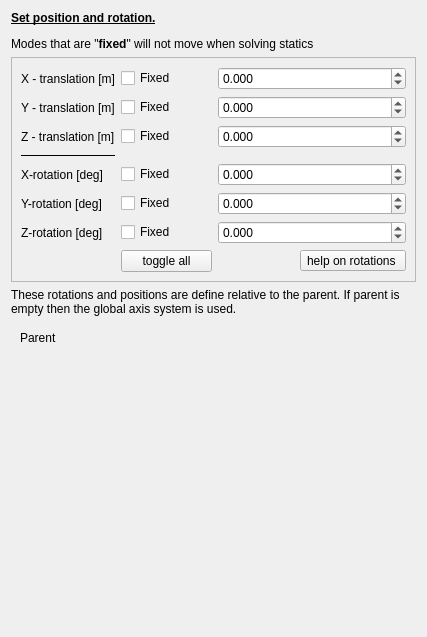
Old version of the form guis/widget_axis.ui in the repository RubendeBruin/DAVE.
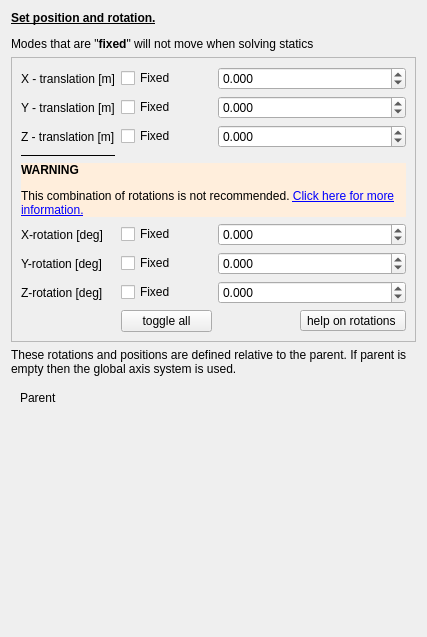
New version of the form. Custom widgets are drawn as their Qt base class.

Commit message: Angular constraints warning

```diff
--- a/guis/widget_axis.ui
+++ b/guis/widget_axis.ui
@@ -42,8 +42,8 @@
       <enum>QFrame::Raised</enum>
      </property>
      <layout class="QGridLayout" name="gridLayout">
-      <item row="2" column="2" colspan="2">
-       <widget class="QDoubleSpinBox" name="doubleSpinBox_3">
+      <item row="1" column="2" colspan="2">
+       <widget class="QDoubleSpinBox" name="doubleSpinBox_2">
         <property name="sizePolicy">
          <sizepolicy hsizetype="Preferred" vsizetype="Fixed">
           <horstretch>0</horstretch>
@@ -61,105 +61,7 @@
         </property>
        </widget>
       </item>
-      <item row="6" column="2" colspan="2">
-       <widget class="QDoubleSpinBox" name="doubleSpinBox_6">
-        <property name="sizePolicy">
-         <sizepolicy hsizetype="Preferred" vsizetype="Fixed">
-          <horstretch>0</horstretch>
-          <verstretch>0</verstretch>
-         </sizepolicy>
-        </property>
-        <property name="decimals">
-         <number>3</number>
-        </property>
-        <property name="minimum">
-         <double>-999999999999.000000000000000</double>
-        </property>
-        <property name="maximum">
-         <double>99999999999999.000000000000000</double>
-        </property>
-        <property name="singleStep">
-         <double>5.000000000000000</double>
-        </property>
-       </widget>
-      </item>
-      <item row="0" column="2" colspan="2">
-       <widget class="QDoubleSpinBox" name="doubleSpinBox_1">
-        <property name="sizePolicy">
-         <sizepolicy hsizetype="Preferred" vsizetype="Fixed">
-          <horstretch>0</horstretch>
-          <verstretch>0</verstretch>
-         </sizepolicy>
-        </property>
-        <property name="decimals">
-         <number>3</number>
-        </property>
-        <property name="minimum">
-         <double>-999999999999.000000000000000</double>
-        </property>
-        <property name="maximum">
-         <double>99999999999999.000000000000000</double>
-        </property>
-       </widget>
-      </item>
-      <item row="2" column="0">
-       <widget class="QLabel" name="label_3">
-        <property name="text">
-         <string>Z - translation [m]</string>
-        </property>
-       </widget>
-      </item>
-      <item row="0" column="0">
-       <widget class="QLabel" name="label">
-        <property name="text">
-         <string>X - translation [m]</string>
-        </property>
-       </widget>
-      </item>
-      <item row="4" column="2" colspan="2">
-       <widget class="QDoubleSpinBox" name="doubleSpinBox_4">
-        <property name="sizePolicy">
-         <sizepolicy hsizetype="Preferred" vsizetype="Fixed">
-          <horstretch>0</horstretch>
-          <verstretch>0</verstretch>
-         </sizepolicy>
-        </property>
-        <property name="decimals">
-         <number>3</number>
-        </property>
-        <property name="minimum">
-         <double>-999999999999.000000000000000</double>
-        </property>
-        <property name="maximum">
-         <double>99999999999999.000000000000000</double>
-        </property>
-        <property name="singleStep">
-         <double>5.000000000000000</double>
-        </property>
-       </widget>
-      </item>
-      <item row="4" column="1">
-       <widget class="QCheckBox" name="checkBox_4">
-        <property name="text">
-         <string>Fixed</string>
-        </property>
-       </widget>
-      </item>
-      <item row="1" column="0">
-       <widget class="QLabel" name="label_2">
-        <property name="text">
-         <string>Y - translation [m]</string>
-        </property>
-       </widget>
-      </item>
-      <item row="6" column="1">
-       <widget class="QCheckBox" name="checkBox_6">
-        <property name="text">
-         <string>Fixed</string>
-        </property>
-       </widget>
-      </item>
-      <item row="4" column="0">
+      <item row="5" column="0">
        <widget class="QLabel" name="label_4">
         <property name="text">
          <string>X-rotation [deg]</string>
@@ -173,20 +75,68 @@
         </property>
        </widget>
       </item>
-      <item row="5" column="0">
-       <widget class="QLabel" name="label_5">
-        <property name="text">
-         <string>Y-rotation [deg]</string>
+      <item row="2" column="2" colspan="2">
+       <widget class="QDoubleSpinBox" name="doubleSpinBox_3">
+        <property name="sizePolicy">
+         <sizepolicy hsizetype="Preferred" vsizetype="Fixed">
+          <horstretch>0</horstretch>
+          <verstretch>0</verstretch>
+         </sizepolicy>
+        </property>
+        <property name="decimals">
+         <number>3</number>
+        </property>
+        <property name="minimum">
+         <double>-999999999999.000000000000000</double>
+        </property>
+        <property name="maximum">
+         <double>99999999999999.000000000000000</double>
         </property>
        </widget>
       </item>
-      <item row="6" column="0">
+      <item row="7" column="0">
        <widget class="QLabel" name="label_6">
         <property name="text">
          <string>Z-rotation [deg]</string>
         </property>
        </widget>
       </item>
+      <item row="2" column="0">
+       <widget class="QLabel" name="label_3">
+        <property name="text">
+         <string>Z - translation [m]</string>
+        </property>
+       </widget>
+      </item>
+      <item row="5" column="2" colspan="2">
+       <widget class="QDoubleSpinBox" name="doubleSpinBox_4">
+        <property name="sizePolicy">
+         <sizepolicy hsizetype="Preferred" vsizetype="Fixed">
+          <horstretch>0</horstretch>
+          <verstretch>0</verstretch>
+         </sizepolicy>
+        </property>
+        <property name="decimals">
+         <number>3</number>
+        </property>
+        <property name="minimum">
+         <double>-999999999999.000000000000000</double>
+        </property>
+        <property name="maximum">
+         <double>99999999999999.000000000000000</double>
+        </property>
+        <property name="singleStep">
+         <double>5.000000000000000</double>
+        </property>
+       </widget>
+      </item>
+      <item row="9" column="1">
+       <widget class="QPushButton" name="pbToggleAllFixes">
+        <property name="text">
+         <string>toggle all</string>
+        </property>
+       </widget>
+      </item>
       <item row="3" column="0">
        <widget class="QFrame" name="frame_2">
         <property name="frameShape">
@@ -197,21 +147,7 @@
         </property>
        </widget>
       </item>
-      <item row="1" column="1">
-       <widget class="QCheckBox" name="checkBox_2">
-        <property name="text">
-         <string>Fixed</string>
-        </property>
-       </widget>
-      </item>
-      <item row="8" column="1">
-       <widget class="QPushButton" name="pbToggleAllFixes">
-        <property name="text">
-         <string>toggle all</string>
-        </property>
-       </widget>
-      </item>
-      <item row="5" column="2" colspan="2">
+      <item row="6" column="2" colspan="2">
        <widget class="QDoubleSpinBox" name="doubleSpinBox_5">
         <property name="sizePolicy">
          <sizepolicy hsizetype="Preferred" vsizetype="Fixed">
@@ -234,21 +170,28 @@
        </widget>
       </item>
       <item row="5" column="1">
+       <widget class="QCheckBox" name="checkBox_4">
+        <property name="text">
+         <string>Fixed</string>
+        </property>
+       </widget>
+      </item>
+      <item row="6" column="1">
        <widget class="QCheckBox" name="checkBox_5">
         <property name="text">
          <string>Fixed</string>
         </property>
        </widget>
       </item>
-      <item row="0" column="1">
-       <widget class="QCheckBox" name="checkBox_1">
+      <item row="7" column="1">
+       <widget class="QCheckBox" name="checkBox_6">
         <property name="text">
          <string>Fixed</string>
         </property>
        </widget>
       </item>
-      <item row="1" column="2" colspan="2">
-       <widget class="QDoubleSpinBox" name="doubleSpinBox_2">
+      <item row="0" column="2" colspan="2">
+       <widget class="QDoubleSpinBox" name="doubleSpinBox_1">
         <property name="sizePolicy">
          <sizepolicy hsizetype="Preferred" vsizetype="Fixed">
           <horstretch>0</horstretch>
@@ -266,7 +209,14 @@
         </property>
        </widget>
       </item>
-      <item row="8" column="2" colspan="2">
+      <item row="1" column="0">
+       <widget class="QLabel" name="label_2">
+        <property name="text">
+         <string>Y - translation [m]</string>
+        </property>
+       </widget>
+      </item>
+      <item row="9" column="2" colspan="2">
        <widget class="QToolButton" name="toolButton">
         <property name="toolTip">
          <string>&lt;html&gt;&lt;head/&gt;&lt;body&gt;&lt;p&gt;&lt;span style=&quot; font-weight:600;&quot;&gt;Definition:&lt;/span&gt;&lt;/p&gt;&lt;p&gt;Rotation is defined as a rotation about a single axis.&lt;/p&gt;&lt;p&gt;- The axis of rotation is defined by the X,Y and Z components of the rotation.&lt;/p&gt;&lt;p&gt;- The angle or rotation is defined by the length of the rotation vector.&lt;/p&gt;&lt;p&gt;&lt;span style=&quot; font-weight:600;&quot;&gt;&lt;br/&gt;Examples:&lt;/span&gt;&lt;/p&gt;&lt;p&gt;x=0, y=0, z=90 ---&amp;gt; 90 degees Rotation about Z-axis&lt;/p&gt;&lt;p&gt;x=10, y= 10, z= 0 --&amp;gt; Axis of rotation is (1,1,0) and rotation angle |(10,10,0)| = sqrt(200)&lt;/p&gt;&lt;p&gt;x=Free, y =0, z= 0 --&amp;gt; Axis system is free to rotate about the x-axis&lt;/p&gt;&lt;p&gt;x=Free, y = Free, z=0 --&amp;gt; Axis system is free to rotate about any axis with z=0. The effect of this is hard to visualize.&lt;/p&gt;&lt;p&gt;&lt;br/&gt;&lt;/p&gt;&lt;p&gt;&lt;span style=&quot; font-weight:600;&quot;&gt;Tips:&lt;/span&gt;&lt;/p&gt;&lt;p&gt;To define subsequent rotations about different axis it is often more convenient to stack axis-nodes on top of eachother. For example to model a rotation of 20 degrees about the z-axis (yaw) and rotation of 5 degrees about the y-axis (pitch) simply consider the following:&lt;/p&gt;&lt;p&gt;1. Create an axis system for the yaw. Set the rotation to (0,0,20)&lt;/p&gt;&lt;p&gt;2. Create a second axis system and place it under yaw. Set the rotation of this axis system to (0,5,0).&lt;/p&gt;&lt;/body&gt;&lt;/html&gt;</string>
@@ -282,13 +232,91 @@
         </property>
        </widget>
       </item>
+      <item row="0" column="1">
+       <widget class="QCheckBox" name="checkBox_1">
+        <property name="text">
+         <string>Fixed</string>
+        </property>
+       </widget>
+      </item>
+      <item row="6" column="0">
+       <widget class="QLabel" name="label_5">
+        <property name="text">
+         <string>Y-rotation [deg]</string>
+        </property>
+       </widget>
+      </item>
+      <item row="7" column="2" colspan="2">
+       <widget class="QDoubleSpinBox" name="doubleSpinBox_6">
+        <property name="sizePolicy">
+         <sizepolicy hsizetype="Preferred" vsizetype="Fixed">
+          <horstretch>0</horstretch>
+          <verstretch>0</verstretch>
+         </sizepolicy>
+        </property>
+        <property name="decimals">
+         <number>3</number>
+        </property>
+        <property name="minimum">
+         <double>-999999999999.000000000000000</double>
+        </property>
+        <property name="maximum">
+         <double>99999999999999.000000000000000</double>
+        </property>
+        <property name="singleStep">
+         <double>5.000000000000000</double>
+        </property>
+       </widget>
+      </item>
+      <item row="0" column="0">
+       <widget class="QLabel" name="label">
+        <property name="text">
+         <string>X - translation [m]</string>
+        </property>
+       </widget>
+      </item>
+      <item row="1" column="1">
+       <widget class="QCheckBox" name="checkBox_2">
+        <property name="text">
+         <string>Fixed</string>
+        </property>
+       </widget>
+      </item>
+      <item row="4" column="0" colspan="4">
+       <widget class="QLabel" name="lblRotationsWarning">
+        <property name="styleSheet">
+         <string notr="true">background-color: rgb(255, 238, 220);</string>
+        </property>
+        <property name="locale">
+         <locale language="English" country="Uganda"/>
+        </property>
+        <property name="frameShape">
+         <enum>QFrame::NoFrame</enum>
+        </property>
+        <property name="frameShadow">
+         <enum>QFrame::Plain</enum>
+        </property>
+        <property name="lineWidth">
+         <number>3</number>
+        </property>
+        <property name="text">
+         <string>&lt;html&gt;&lt;head/&gt;&lt;body&gt;&lt;p&gt;&lt;span style=&quot; font-weight:700;&quot;&gt;WARNING&lt;/span&gt;&lt;/p&gt;&lt;p&gt;This combination of rotations is not recommended. &lt;a href=&quot;https://usedave.nl/rotations_in_3d.html&quot;&gt;&lt;span style=&quot; text-decoration: underline; color:#0000ff;&quot;&gt;Click here for more information.&lt;/span&gt;&lt;/a&gt;&lt;/p&gt;&lt;/body&gt;&lt;/html&gt;</string>
+        </property>
+        <property name="wordWrap">
+         <bool>true</bool>
+        </property>
+        <property name="openExternalLinks">
+         <bool>true</bool>
+        </property>
+       </widget>
+      </item>
      </layout>
     </widget>
    </item>
    <item>
     <widget class="QLabel" name="label_9">
      <property name="text">
-      <string>These rotations and positions are define relative to the parent. If parent is empty then the global axis system is used.</string>
+      <string>These rotations and positions are defined relative to the parent. If parent is empty then the global axis system is used.</string>
      </property>
      <property name="wordWrap">
       <bool>true</bool>
```
The commit also changes 3 other files.
